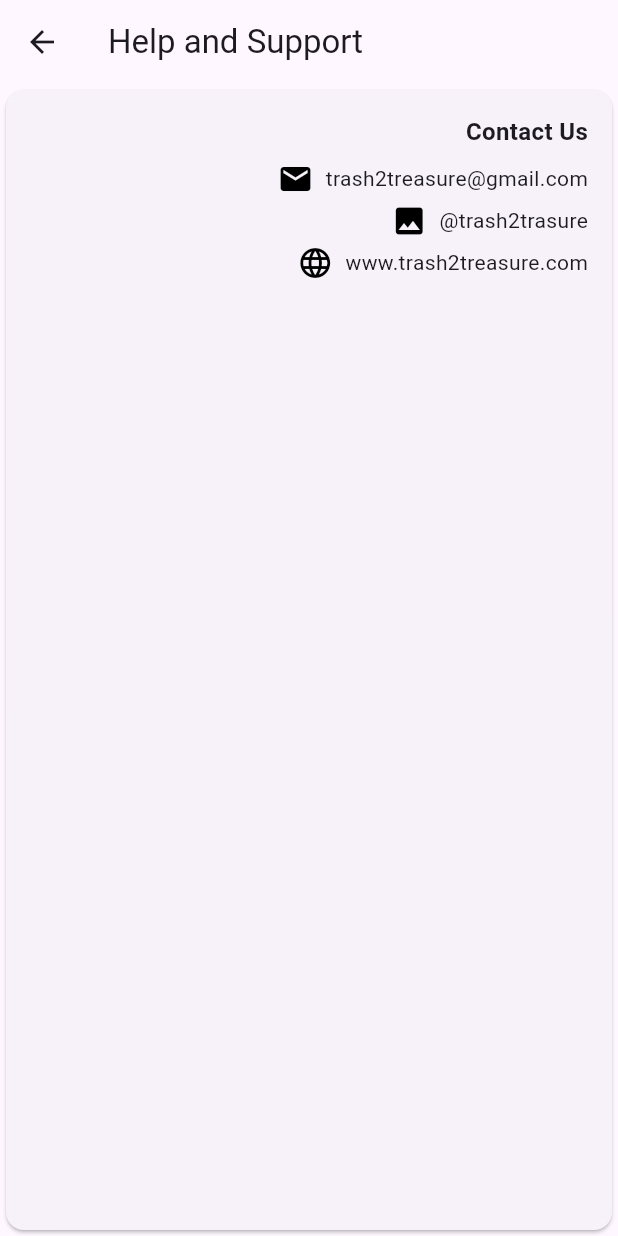
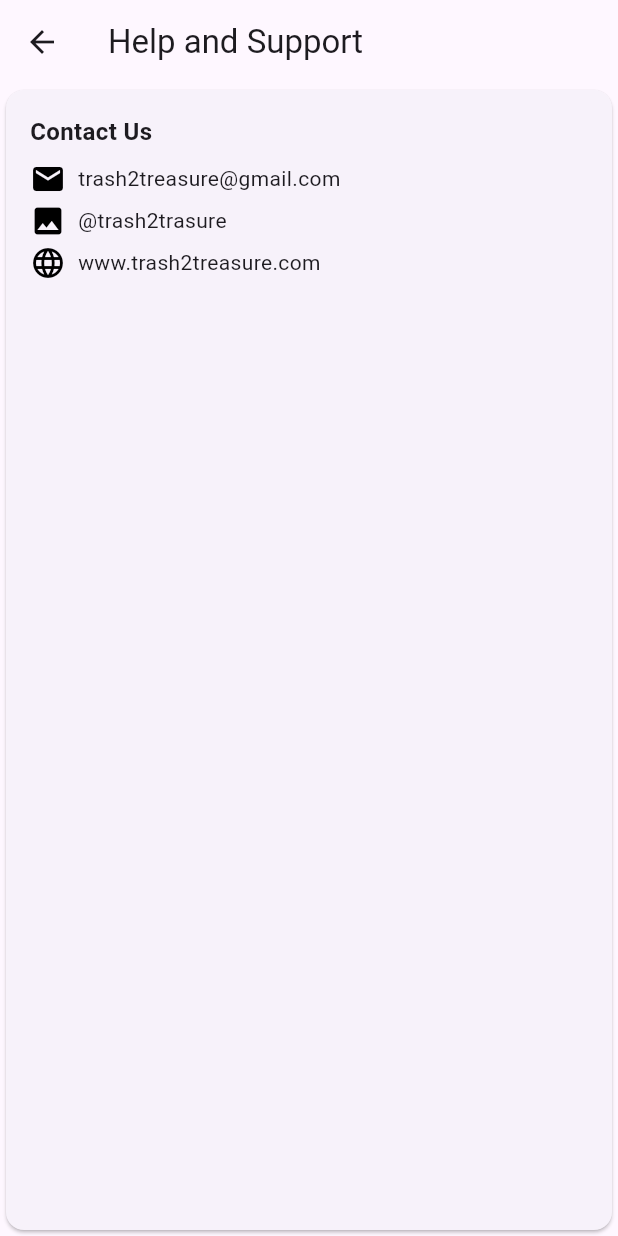
Before and after one commit to OneRedBlip/GraduationProject, a Flutter app: the HelpSupportPage screen opened directly, on a phone screen of 412 x 824 dp. Run offline on Flutter 3.47's test engine with Material 3 defaults, Android fonts, the phone set to English and light mode, and no system bars; our stand-ins replace flutter_svg.

Commit message:
Align content of help and support page to left

```diff
--- a/trash2treasure/lib/help_support_page.dart
+++ b/trash2treasure/lib/help_support_page.dart
@@ -19,10 +19,10 @@ class _HelpSupportPageState extends State<HelpSupportPage> {
             child: Padding(
               padding: EdgeInsets.all(16.0),
               child: Column(
-                crossAxisAlignment: CrossAxisAlignment.end,
+                crossAxisAlignment: CrossAxisAlignment.start,
                 children: [
                   Row(
-                    mainAxisAlignment: MainAxisAlignment.end,
+                    mainAxisAlignment: MainAxisAlignment.start,
                     children: [
                       Text(
                         'Contact Us',
@@ -35,7 +35,7 @@ class _HelpSupportPageState extends State<HelpSupportPage> {
                   ),
                   SizedBox(height: 8),
                   Row(
-                    mainAxisAlignment: MainAxisAlignment.end,
+                    mainAxisAlignment: MainAxisAlignment.start,
                     children: [
                       Icon(
                         Icons.email,
@@ -47,7 +47,7 @@ class _HelpSupportPageState extends State<HelpSupportPage> {
                   ),
                   SizedBox(height: 4),
                   Row(
-                    mainAxisAlignment: MainAxisAlignment.end,
+                    mainAxisAlignment: MainAxisAlignment.start,
                     children: [
                       Icon(
                         Icons.photo,
@@ -59,7 +59,7 @@ class _HelpSupportPageState extends State<HelpSupportPage> {
                   ),
                   SizedBox(height: 4),
                   Row(
-                    mainAxisAlignment: MainAxisAlignment.end,
+                    mainAxisAlignment: MainAxisAlignment.start,
                     children: [
                       Icon(
                         Icons.language,
```
